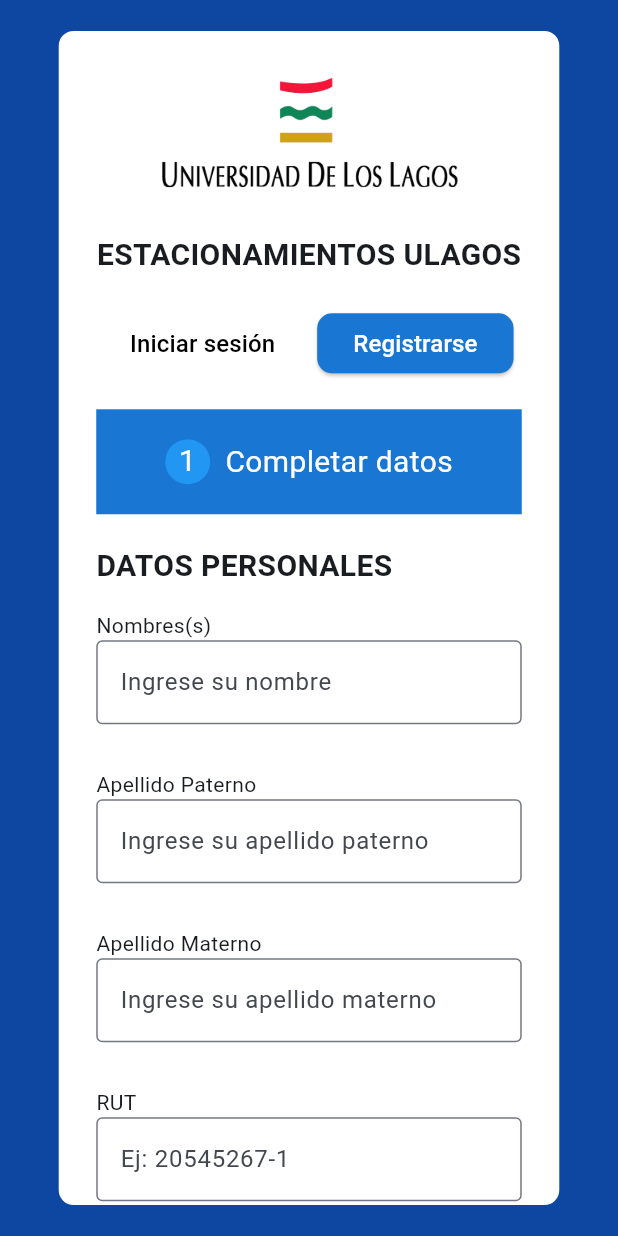
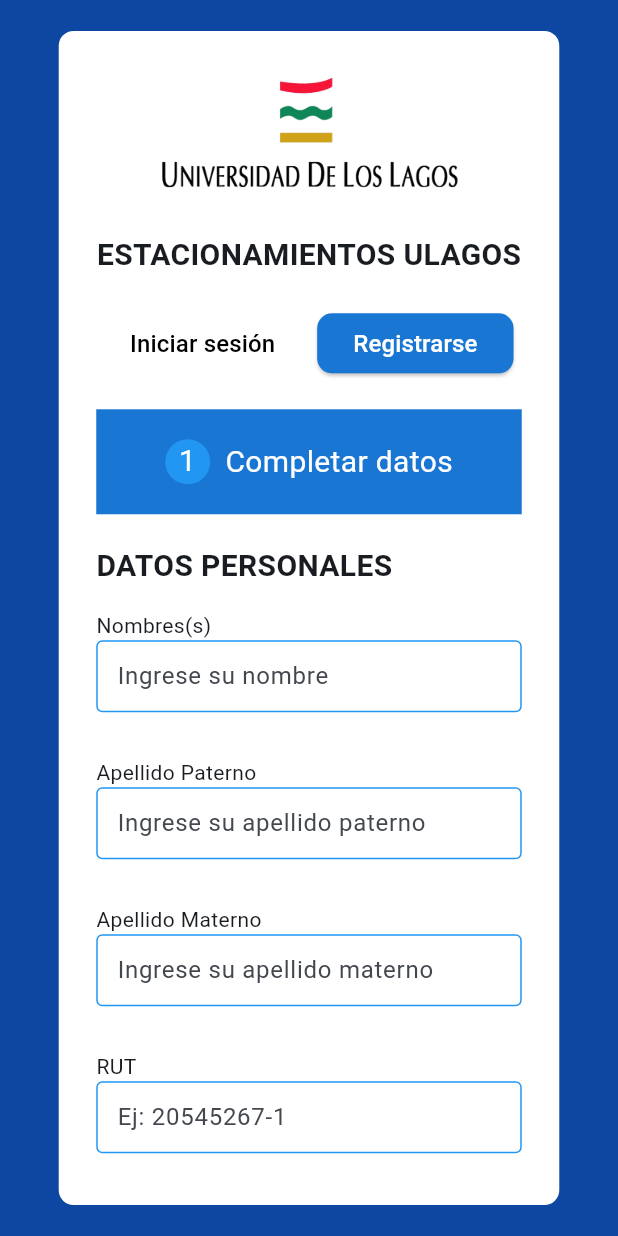
Before and after one commit to JoaquinPicazoV/SistemaEstacionamientoAPP, a Flutter app: the screen it shows after launch, after a tap on "Registrarse", on a phone screen of 412 x 824 dp. Run offline on Flutter 3.47's test engine with Material 3 defaults, Android fonts, the phone set to English and light mode, and no system bars; our stand-ins replace barcode_widget, flutter_svg, permission_handler, pinput; missing offline and left inert: flutter_timer_countdown, postgres, qrscan.

```diff
--- a/lib/main.dart
+++ b/lib/main.dart
@@ -154,7 +154,7 @@ class _MyHomePageState extends State<MyHomePage> {
                             SizedBox(
                               height: 40,
                               child: TextFormField(
-                                style: TextStyle(fontSize: 12),
+                                style: const TextStyle(fontSize: 12),
                                 controller: controladorCorreo,
                                 decoration: InputDecoration(
                                   labelText: 'Correo electrónico',
@@ -187,7 +187,7 @@ class _MyHomePageState extends State<MyHomePage> {
                                   TextFormField(
                                     obscureText: obscurePassword,
                                     controller: controladorContrasena,
-                                    decoration: InputDecoration(
+                                    decoration: const InputDecoration(
                                       labelText: 'Contraseña',
                                       enabledBorder: OutlineInputBorder(
                                         borderSide: BorderSide(color: Colors.blue),
--- a/lib/registrarse1.dart
+++ b/lib/registrarse1.dart
@@ -1,8 +1,6 @@
-// ignore_for_file: avoid_print, prefer_const_constructors, must_be_immutable, use_key_in_widget_constructors
+// ignore_for_file: avoid_print, must_be_immutable, use_key_in_widget_constructors
 
-import 'package:flutter/cupertino.dart';
 import 'package:flutter/material.dart';
-import 'package:flutter/widgets.dart';
 import 'package:flutter_application_1/main.dart';
 import 'package:flutter_application_1/registrarse2.dart';
 import 'package:flutter_application_1/newRegistro.dart';
@@ -16,18 +14,15 @@ class Registrarse1 extends StatelessWidget {
   TextEditingController emailEditingController = TextEditingController();
   TextEditingController telefonoEditingController = TextEditingController();
   TextEditingController patenteEditingController = TextEditingController();
-  TextEditingController marcaEditingController = TextEditingController();
-  TextEditingController modeloEditingController = TextEditingController();
-  TextEditingController aEditingController = TextEditingController();
-  TextEditingController colorEditingController = TextEditingController();
-  TextEditingController tipoEditingController = TextEditingController();
 
   RegExp get _emailRegex => RegExp(r'^\S+@\S+$');
   RegExp get _numerosRegex => RegExp(r'^[^\d]*$');
   RegExp get _todo => RegExp(r'^.*$');
+
+  bool valido = false;
   @override
   Widget build(BuildContext context) {
-    const List<String> list = ['Estudiante', 'Invitado'];
+    const List<String> list = ['Estudiante', 'Externo', 'Funcionario'];
     late String valueDropdown = list[0];
     return Scaffold(
       backgroundColor: Colors.blue.shade900,
@@ -79,7 +74,7 @@ class Registrarse1 extends StatelessWidget {
                                   onPressed: () {
                                     Navigator.push(
                                       context,
-                                      MaterialPageRoute(builder: (context) => MyApp()),
+                                      MaterialPageRoute(builder: (context) => const MyApp()),
                                     );
                                     print('Iniciar');
                                   },
@@ -191,7 +186,16 @@ class Registrarse1 extends StatelessWidget {
                                   DropdownButtonFormField(
                                     value: valueDropdown,
                                     style: TextStyle(color: Colors.grey.shade800, fontSize: 16),
-                                    decoration: const InputDecoration(border: OutlineInputBorder()),
+                                    decoration: const InputDecoration(
+                                      contentPadding: EdgeInsets.symmetric(vertical: 0, horizontal: 10),
+                                      border: OutlineInputBorder(),
+                                      enabledBorder: OutlineInputBorder(
+                                        borderSide: BorderSide(color: Colors.blue),
+                                      ),
+                                      focusedBorder: OutlineInputBorder(
+                                        borderSide: BorderSide(color: Colors.blue, width: 1.0),
+                                      ),
+                                    ),
                                     itemHeight: kMinInteractiveDimension + 14,
                                     isExpanded: true,
                                     items: list
@@ -219,11 +223,6 @@ class Registrarse1 extends StatelessWidget {
                               ),
                             ),
                             textFields('Patente', 'Ej: GGXX20', patenteEditingController, TextInputType.text, _todo, 'Ingrese una patente valido'),
-                            textFields('Tipo', 'Ej: Automovil', tipoEditingController, TextInputType.text, _todo, 'Ingrese un tipo valido'),
-                            textFields('Marca', 'Ej: Chevrolet', marcaEditingController, TextInputType.text, _todo, 'Ingrese una marca valido'),
-                            textFields('Modelo', 'Ej: Sali', modeloEditingController, TextInputType.text, _todo, 'Ingrese un modelo valido'),
-                            textFields('Año', 'Ej: 2014', aEditingController, TextInputType.datetime, _todo, 'Ingrese un año valido'),
-                            textFields('Color', 'Ej: Rojo', colorEditingController, TextInputType.text, _todo, 'Ingrese un color valido'),
                             Center(
                               child: Container(
                                 margin: const EdgeInsets.only(
@@ -239,17 +238,21 @@ class Registrarse1 extends StatelessWidget {
                                     backgroundColor: MaterialStatePropertyAll(Colors.blue.shade700),
                                   ),
                                   onPressed: () {
-                                    llenarRegistro(rutEditingController.text,valueDropdown, nombreEditingController.text, apellidoPEditingController.text, apellidoMEditingController.text,
+                                    if (valido) {
+                                      llenarRegistro(rutEditingController.text, valueDropdown, nombreEditingController.text, apellidoPEditingController.text, apellidoMEditingController.text,
                                           emailEditingController.text, telefonoEditingController.text);
 
-                                    llenarAuto(patenteEditingController.text,tipoEditingController.text,
-                                    marcaEditingController.text, modeloEditingController.text, aEditingController.text,colorEditingController.text);
+                                      llenarAuto(patenteEditingController.text);
 
                                       print(getRegistro());
                                       Navigator.push(
                                         context,
                                         MaterialPageRoute(builder: (context) => Registrarse2()),
                                       );
+                                    } else {
+                                      print(getRegistro());
+                                      print('no valido');
+                                    }
                                   },
                                   child: const Text(
                                     '> Cree su contraseña',
@@ -291,14 +294,23 @@ class Registrarse1 extends StatelessWidget {
             keyboardType: tipoInput,
             validator: (value) {
               if (value == null || !regExp.hasMatch(value)) {
+                valido = false;
                 return invalido;
               }
+                valido = true;
               return null;
             },
             decoration: InputDecoration(
+              contentPadding: const EdgeInsets.symmetric(vertical: 0, horizontal: 10),
               floatingLabelBehavior: FloatingLabelBehavior.never,
               border: const OutlineInputBorder(),
               labelText: entradaField,
+              enabledBorder: const OutlineInputBorder(
+                borderSide: BorderSide(color: Colors.blue),
+              ),
+              focusedBorder: const OutlineInputBorder(
+                borderSide: BorderSide(color: Colors.blue, width: 1.0),
+              ),
             ),
             textInputAction: TextInputAction.done,
           ),
```
Also changed, not shown: lib/newRegistro.dart (+7 -13 lines), lib/registrarse2.dart (+0 -12 lines), lib/registrarse3.dart (+32 -24 lines), pubspec.lock. Lines whose indentation alone changed are shown as unchanged.
